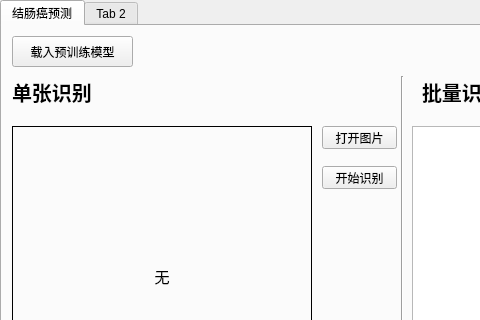
Old version of the form gui/GUI.ui in the repository wgenesis/Rectal-Cancer-Detection; both pictures show x 0 to 480 and y 0 to 320 of the 963 by 626 pixel window.
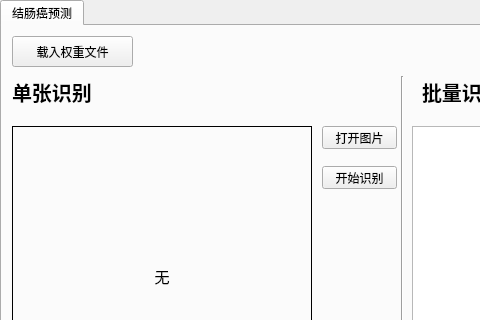
New version of the form.

```diff
--- a/gui/GUI.ui
+++ b/gui/GUI.ui
@@ -240,7 +240,7 @@
        </rect>
       </property>
       <property name="text">
-       <string>载入预训练模型</string>
+       <string>载入权重文件</string>
       </property>
      </widget>
      <widget class="QPushButton" name="colonBatchClear">
@@ -257,11 +257,6 @@
       </property>
      </widget>
     </widget>
-    <widget class="QWidget" name="tab_2">
-     <attribute name="title">
-      <string>Tab 2</string>
-     </attribute>
-    </widget>
    </widget>
    <widget class="QTextEdit" name="message">
     <property name="geometry">
```
Left out of the diff: 10 changed lines with no effect on the pictures.
